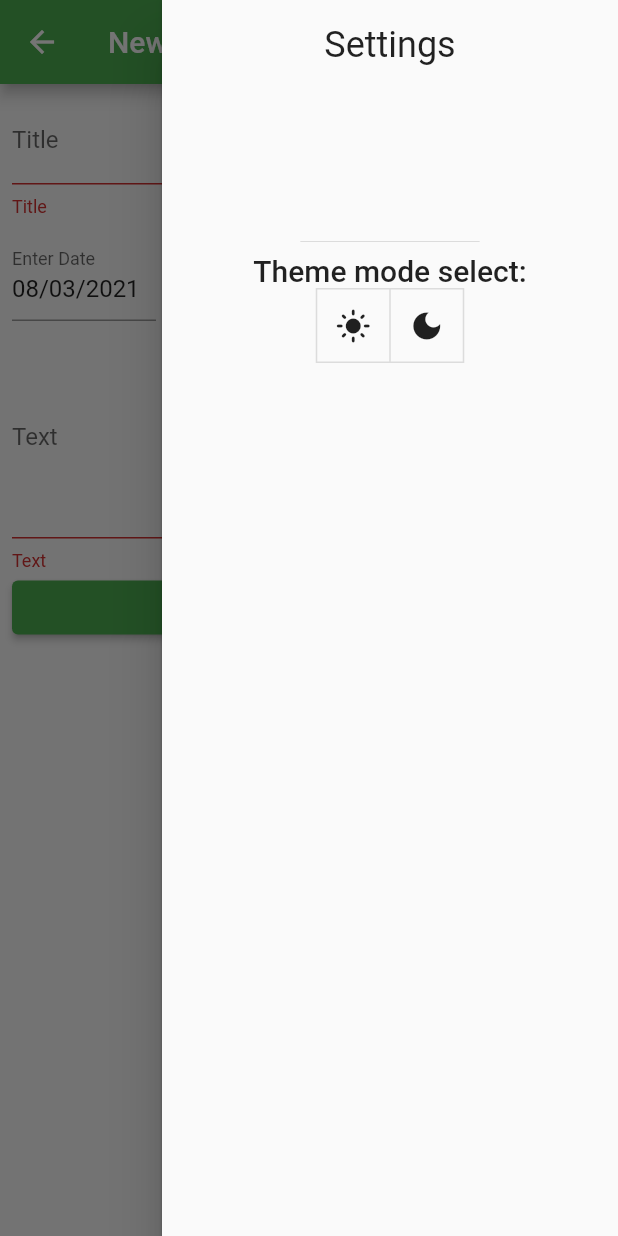
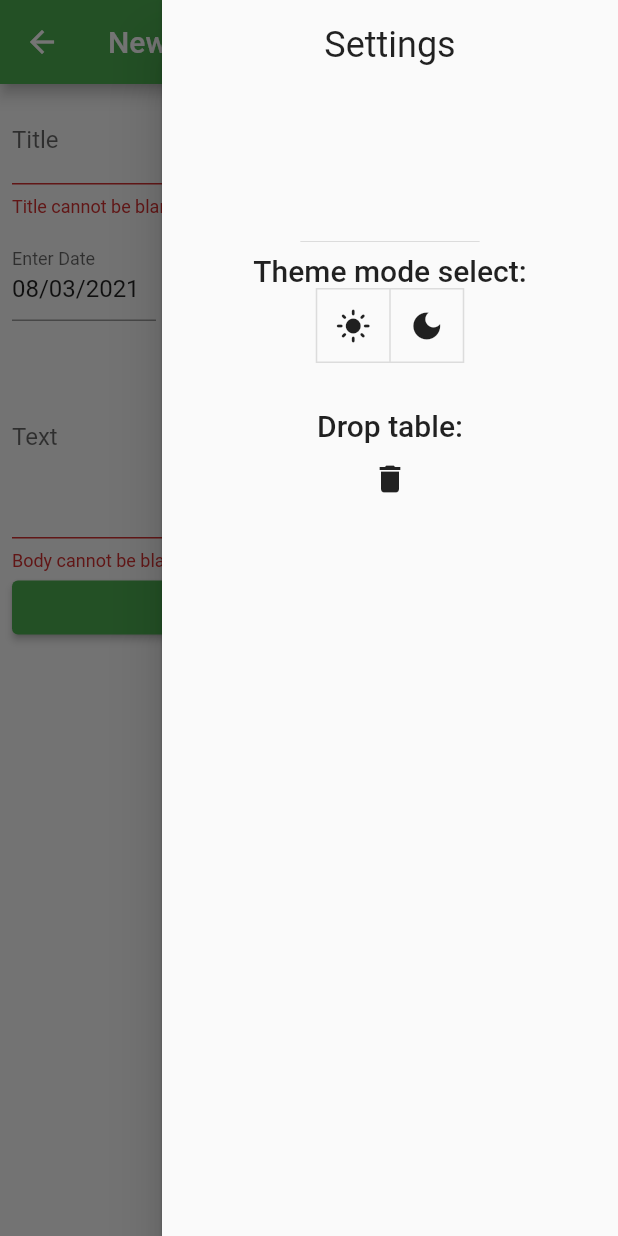
Before and after one commit to rsandfield/journal, a Flutter app: the JournalEntryAddScreen screen opened by its route, after a tap on "Submit", after a tap on the "settings" icon, on a phone screen of 412 x 824 dp. Run offline on Flutter 3.47's test engine with Material 2 defaults, Android fonts, the phone set to English and light mode, and no system bars; our stand-ins replace shared_preferences, sqflite; accounts and stored records are empty.

Commit message:
Added drop table button

```diff
--- /dev/null
+++ b/assets/drop_table.txt
@@ -0,0 +1 @@
+DROP TABLE IF EXISTS journal_entries;
--- a/lib/db/journal.dart
+++ b/lib/db/journal.dart
@@ -79,4 +79,11 @@ class Journal {
       whereArgs: [entry.id],
     );
   }
+
+  Future<void> dropTable() async {
+    final db = await database;
+    String drop = await rootBundle.loadString('assets/drop_table.txt');
+    print(drop);
+    await db.execute(drop);
+  }
 }
--- a/lib/screens/entry_display.dart
+++ b/lib/screens/entry_display.dart
@@ -20,6 +20,7 @@ class JournalEntryDisplayScreen extends StatelessWidget {
     return JournalScaffold(
       back: true,
       title: const Text("View Journal Entry"),
+      headlines: headlines,
       child: JournalEntryDisplay(
         id: args,
         headlines: headlines,
@@ -76,8 +77,8 @@ class JournalEntryDisplay extends StatelessWidget {
                       context: context,
                       builder: (BuildContext context) =>
                           ConfirmAction(
-                              name: "Delete",
-                              entry: journalEntry,
+                              name: "Delete " + journalEntry.title,
+                              actionText: "delete this journal entry",
                               action: () {
                                 Journal().deleteJournalEntry(journalEntry)
                                     .then((_) {
--- a/lib/screens/journal.dart
+++ b/lib/screens/journal.dart
@@ -24,7 +24,7 @@ class _JournalScreenState extends State<JournalScreen> {
         actions: const [OptionsOpenWidget()],
       ),
       body: _buildLayout(context),
-      endDrawer: const OptionsWidget(),
+      endDrawer: OptionsWidget(headlines: widget.headlines,),
       floatingActionButton: FloatingActionButton(
         onPressed: () {
           Navigator.pushNamed(context, '/create');
--- a/lib/screens/new_entry.dart
+++ b/lib/screens/new_entry.dart
@@ -18,6 +18,7 @@ class JournalEntryAddScreen extends StatelessWidget {
     return JournalScaffold(
       back: true,
       title: const Text("New Journal Entry"),
+      headlines: headlines,
       child: JournalForm(headlines: headlines),
     );
   }
@@ -46,7 +47,7 @@ class _JournalFormState extends State<JournalForm> {
             onSaved: (value) {journalEntry['title'] = value ?? "";},
             validator: (value) {
               if(value == null || value.isEmpty) {
-                return "Title";
+                return "Title cannot be blank";
               }
               return null;
             },
@@ -80,7 +81,10 @@ class _JournalFormState extends State<JournalForm> {
             decoration: const InputDecoration(labelText: "Text"),
             validator: (value) {
               if(value == null || value.isEmpty) {
-                return "Text";
+                return "Body cannot be blank";
+              }
+              if(value.length > 1470) {
+                return "Body too long";
               }
               return null;
             },
@@ -91,6 +95,7 @@ class _JournalFormState extends State<JournalForm> {
             onPressed: () {
               if(_formKey.currentState?.validate() ?? false) {
                 _formKey.currentState?.save();
+                print(journalEntry['body'].length);
                 Journal().insertJournalEntry(JournalEntry.fromMap(journalEntry));
                 widget.headlines.currentState?.loadJournal();
                 Navigator.of(context).pop();
--- a/lib/widgets/journal_scaffold.dart
+++ b/lib/widgets/journal_scaffold.dart
@@ -1,12 +1,16 @@
 import 'package:flutter/material.dart';
+import 'package:journal/widgets/journal_headlines.dart';
 import 'package:journal/widgets/options.dart';
 
 class JournalScaffold extends StatelessWidget {
   final bool back;
   final Text title;
+  final GlobalKey<HeadlineListState> headlines;
   final Widget child;
+
   const JournalScaffold({
     required this.title,
+    required this.headlines,
     required this.child,
     this.back = false,
     Key? key
@@ -25,7 +29,7 @@ class JournalScaffold extends StatelessWidget {
         padding: const EdgeInsets.all(8.0),
         child: child,
       ),
-      endDrawer: const OptionsWidget(),
+      endDrawer: OptionsWidget(headlines: headlines,),
     );
   }
 }
--- a/lib/widgets/options.dart
+++ b/lib/widgets/options.dart
@@ -1,14 +1,19 @@
 import 'package:flutter/material.dart';
+import 'package:journal/db/journal.dart';
 import 'package:journal/main.dart';
+import 'package:journal/widgets/confirm_action.dart';
+import 'package:journal/widgets/journal_headlines.dart';
 
 class OptionsWidget extends StatelessWidget {
-  const OptionsWidget({Key? key}) : super(key: key);
+  final GlobalKey<HeadlineListState> headlines;
+
+  const OptionsWidget({required this.headlines, Key? key}) : super(key: key);
 
   @override
   Widget build(BuildContext context) {
-    return const Drawer(
+    return Drawer(
       elevation: 1,
-      child: ThemeModeSelectWidget()
+      child: ThemeModeSelectWidget(headlines: headlines,)
     );
   }
 }
@@ -30,8 +35,10 @@ class OptionsOpenWidget extends StatelessWidget {
 
 
 class ThemeModeSelectWidget extends StatefulWidget {
+  final GlobalKey<HeadlineListState> headlines;
 
-  const ThemeModeSelectWidget({Key? key}) : super(key: key);
+  const ThemeModeSelectWidget({required this.headlines, Key? key}) :
+        super(key: key);
 
   @override
   _ThemeModeSelectWidgetState createState() => _ThemeModeSelectWidgetState();
@@ -73,6 +80,8 @@ class _ThemeModeSelectWidgetState extends State<ThemeModeSelectWidget> {
               isSelected: _isSelected,
               onPressed: (int index) => _buttonPressed(index)
             ),
+            const SizedBox(height: 30,),
+            DropTable(headlines: widget.headlines),
           ],
         ),
       ),
@@ -93,3 +102,38 @@ class _ThemeModeSelectWidgetState extends State<ThemeModeSelectWidget> {
     });
   }
 }
+
+class DropTable extends StatelessWidget {
+  final GlobalKey<HeadlineListState> headlines;
+
+  const DropTable({required this.headlines, Key? key}) : super(key: key);
+
+  @override
+  Widget build(BuildContext context) {
+    return Column(
+      children: [
+        Text(
+            "Drop table:",
+            style: Theme.of(context).textTheme.headline6
+        ),
+        IconButton(
+            onPressed: () => dropTable(context),
+            icon: const Icon(Icons.delete),
+        )
+      ],
+    );
+  }
+
+  void dropTable(BuildContext context) {
+    showDialog(
+        context: context,
+        builder: (BuildContext context) =>
+          ConfirmAction(
+              name: "Drop Table",
+              actionText: "drop the entire table",
+              action: () => Journal().dropTable()
+                    .then((_) => headlines.currentState?.loadJournal()),
+          )
+    );
+  }
+}
```
Also changed, not shown: lib/widgets/confirm_action.dart (+4 -5 lines), pubspec.yaml (+1 -12 lines).
